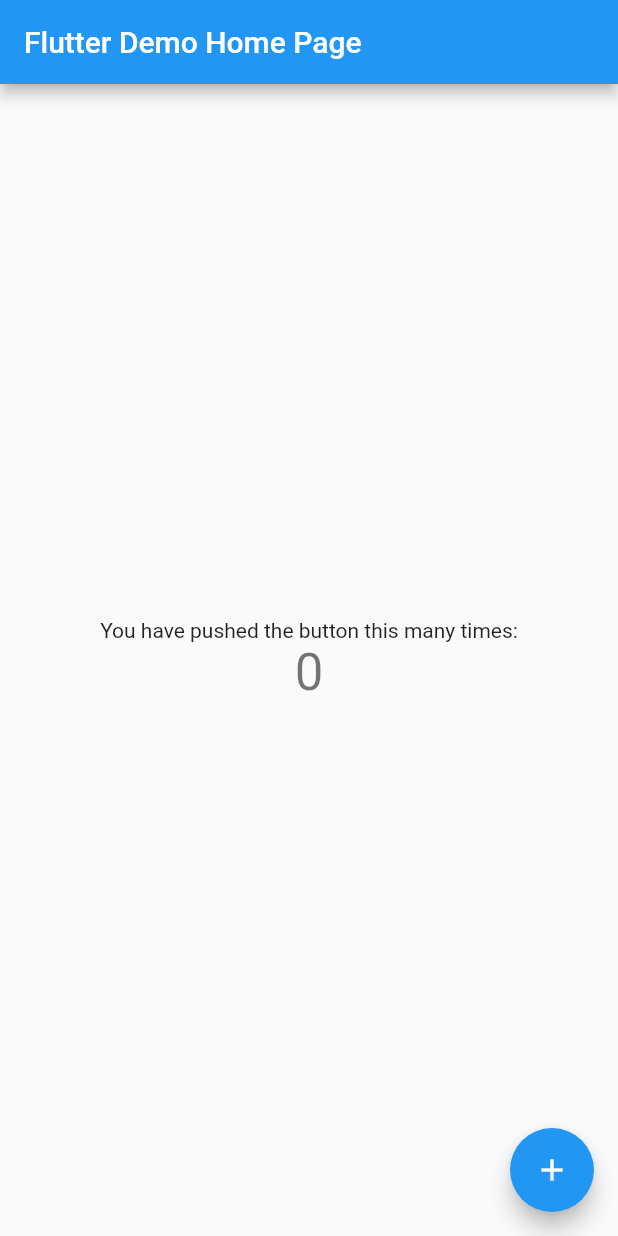
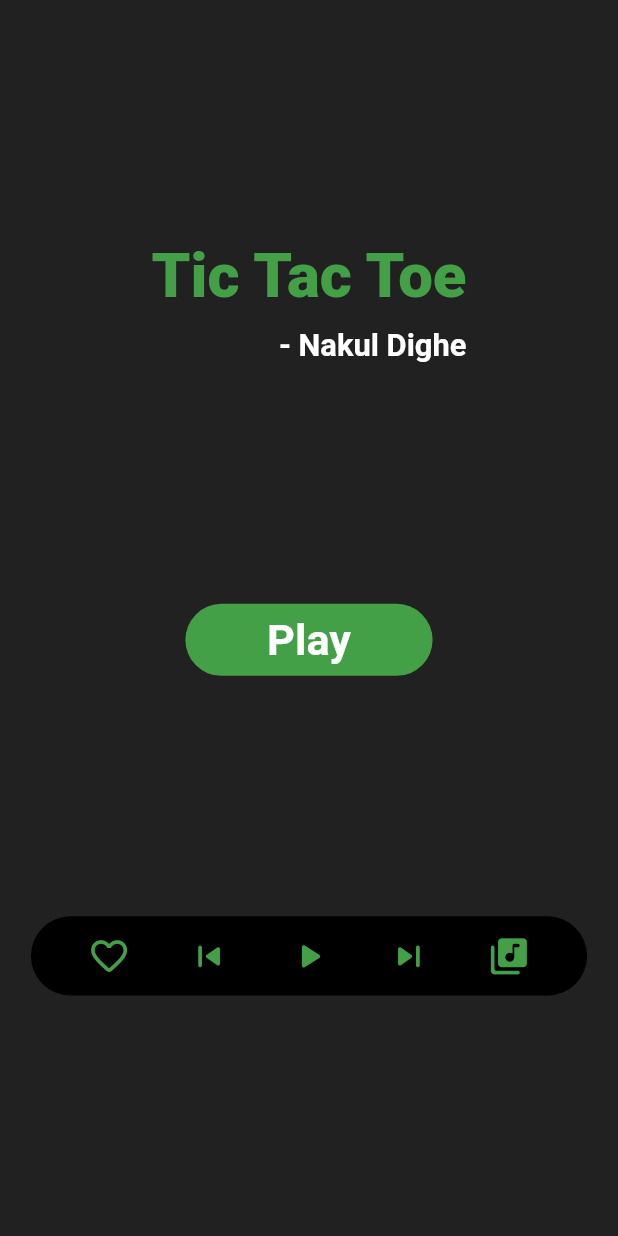
Before and after one commit to Nakul-D/Spotify-Tic-Tac-Toe, a Flutter app: the screen it shows after launch, on a phone screen of 412 x 824 dp. Run offline on Flutter 3.47's test engine with Material 2 defaults, Android fonts, the phone set to English and light mode, and no system bars.

Commit message:
Home screen layout complete

```diff
--- a/app/lib/main.dart
+++ b/app/lib/main.dart
@@ -1,113 +1,13 @@
 import 'package:flutter/material.dart';
+import 'package:flutter/services.dart';
+import 'screens/homeScreen.dart';
 
 void main() {
-  runApp(MyApp());
+  WidgetsFlutterBinding.ensureInitialized();
+  SystemChrome.setPreferredOrientations(
+    [DeviceOrientation.portraitUp]
+  );
+  runApp(MaterialApp(
+    home: HomeScreen(),
+  ));
 }
-
-class MyApp extends StatelessWidget {
-  // This widget is the root of your application.
-  @override
-  Widget build(BuildContext context) {
-    return MaterialApp(
-      title: 'Flutter Demo',
-      theme: ThemeData(
-        // This is the theme of your application.
-        //
-        // Try running your application with "flutter run". You'll see the
-        // application has a blue toolbar. Then, without quitting the app, try
-        // changing the primarySwatch below to Colors.green and then invoke
-        // "hot reload" (press "r" in the console where you ran "flutter run",
-        // or simply save your changes to "hot reload" in a Flutter IDE).
-        // Notice that the counter didn't reset back to zero; the application
-        // is not restarted.
-        primarySwatch: Colors.blue,
-      ),
-      home: MyHomePage(title: 'Flutter Demo Home Page'),
-    );
-  }
-}
-
-class MyHomePage extends StatefulWidget {
-  MyHomePage({Key? key, required this.title}) : super(key: key);
-
-  // This widget is the home page of your application. It is stateful, meaning
-  // that it has a State object (defined below) that contains fields that affect
-  // how it looks.
-
-  // This class is the configuration for the state. It holds the values (in this
-  // case the title) provided by the parent (in this case the App widget) and
-  // used by the build method of the State. Fields in a Widget subclass are
-  // always marked "final".
-
-  final String title;
-
-  @override
-  _MyHomePageState createState() => _MyHomePageState();
-}
-
-class _MyHomePageState extends State<MyHomePage> {
-  int _counter = 0;
-
-  void _incrementCounter() {
-    setState(() {
-      // This call to setState tells the Flutter framework that something has
-      // changed in this State, which causes it to rerun the build method below
-      // so that the display can reflect the updated values. If we changed
-      // _counter without calling setState(), then the build method would not be
-      // called again, and so nothing would appear to happen.
-      _counter++;
-    });
-  }
-
-  @override
-  Widget build(BuildContext context) {
-    // This method is rerun every time setState is called, for instance as done
-    // by the _incrementCounter method above.
-    //
-    // The Flutter framework has been optimized to make rerunning build methods
-    // fast, so that you can just rebuild anything that needs updating rather
-    // than having to individually change instances of widgets.
-    return Scaffold(
-      appBar: AppBar(
-        // Here we take the value from the MyHomePage object that was created by
-        // the App.build method, and use it to set our appbar title.
-        title: Text(widget.title),
-      ),
-      body: Center(
-        // Center is a layout widget. It takes a single child and positions it
-        // in the middle of the parent.
-        child: Column(
-          // Column is also a layout widget. It takes a list of children and
-          // arranges them vertically. By default, it sizes itself to fit its
-          // children horizontally, and tries to be as tall as its parent.
-          //
-          // Invoke "debug painting" (press "p" in the console, choose the
-          // "Toggle Debug Paint" action from the Flutter Inspector in Android
-          // Studio, or the "Toggle Debug Paint" command in Visual Studio Code)
-          // to see the wireframe for each widget.
-          //
-          // Column has various properties to control how it sizes itself and
-          // how it positions its children. Here we use mainAxisAlignment to
-          // center the children vertically; the main axis here is the vertical
-          // axis because Columns are vertical (the cross axis would be
-          // horizontal).
-          mainAxisAlignment: MainAxisAlignment.center,
-          children: <Widget>[
-            Text(
-              'You have pushed the button this many times:',
-            ),
-            Text(
-              '$_counter',
-              style: Theme.of(context).textTheme.headline4,
-            ),
-          ],
-        ),
-      ),
-      floatingActionButton: FloatingActionButton(
-        onPressed: _incrementCounter,
-        tooltip: 'Increment',
-        child: Icon(Icons.add),
-      ), // This trailing comma makes auto-formatting nicer for build methods.
-    );
-  }
-}
--- /dev/null
+++ b/app/lib/screens/homeScreen.dart
@@ -0,0 +1,69 @@
+import 'package:flutter/material.dart';
+import 'package:app/widgets/musicController.dart';
+
+class HomeScreen extends StatelessWidget {
+  const HomeScreen({ Key? key }) : super(key: key);
+
+  @override
+  Widget build(BuildContext context) {
+    final double width = MediaQuery.of(context).size.width;
+    final double height = MediaQuery.of(context).size.height;
+    return Scaffold(
+      backgroundColor: Colors.grey[900],
+      body: SafeArea(
+        child: Center(
+          child: Column(
+            mainAxisAlignment: MainAxisAlignment.spaceEvenly,
+            children: [
+              Column(
+                crossAxisAlignment: CrossAxisAlignment.end,
+                children: [
+                  Text(
+                    "Tic Tac Toe",
+                    style: TextStyle(
+                      color: Colors.green[600],
+                      fontSize: width * 0.1,
+                      fontWeight: FontWeight.w900
+                    ),
+                  ),
+                  SizedBox(height: 10),
+                  Text(
+                    "- Nakul Dighe",
+                    style: TextStyle(
+                      color: Colors.white,
+                      fontSize: width * 0.05,
+                      fontWeight: FontWeight.bold
+                    ),
+                  ),
+                ],
+              ),
+              GestureDetector(
+                child: Container(
+                  alignment: Alignment.center,
+                  padding: EdgeInsets.only(top: 7.0, bottom: 7.0),
+                  width: width * 0.4,
+                  child: Text(
+                    "Play",
+                    style: TextStyle(
+                      color: Colors.white,
+                      fontSize: width * 0.07,
+                      fontWeight: FontWeight.bold,
+                    ),
+                  ),
+                  decoration: BoxDecoration(
+                    color: Colors.green[600],
+                    borderRadius: BorderRadius.circular(100.0),
+                  ),
+                ),
+                onTap: () {
+                  print("PlayScreen");
+                },
+              ),
+              MusicController(width: width, height: height)
+            ],
+          ),
+        ),
+      ),
+    );
+  }
+}
--- /dev/null
+++ b/app/lib/widgets/musicController.dart
@@ -0,0 +1,129 @@
+import 'package:flutter/material.dart';
+import 'albumsPanel.dart';
+
+class MusicController extends StatefulWidget {
+  final double width;
+  final double height;
+  const MusicController({
+    required this.width,
+    required this.height,
+    Key? key,
+  }) : super(key: key);
+
+  @override
+  _MusicControllerState createState() => _MusicControllerState();
+}
+
+class _MusicControllerState extends State<MusicController> {
+
+  bool isLiked = false;
+  bool isPlaying = false;
+
+  // This function will like/dislike the current track
+  void like() {
+    if (isLiked) {
+      setState(() {
+        isLiked = false;
+      });
+    } else {
+      setState(() {
+        isLiked = true;
+      });
+    }
+  }
+
+  // This function will play the previous track
+  void previousTrack() {}
+
+  // This function will play/pause the current track
+  void playPause() {
+    if (isPlaying) {
+      setState(() {
+        isPlaying = false;
+      });
+    } else {
+      setState(() {
+        isPlaying = true;
+      });
+    }
+  }
+
+  // This function will play the next track
+  void nextTrack() {}
+
+  // This function will show a list of recommended albums
+  void showAlbums(BuildContext context, double width, double height) {
+    showDialog(
+      context: context,
+      builder: (context) {
+        return SimpleDialog(
+          contentPadding: EdgeInsets.all(0.0),
+          backgroundColor: Colors.transparent,
+          children: [
+            AlbumsPanel(
+              width: width,
+              height: height
+            ),
+          ],
+        );
+      }
+    );
+  }
+
+  @override
+  Widget build(BuildContext context) {
+    return Container(
+      padding: EdgeInsets.only(top: 12.0, bottom: 12.0),
+      width: widget.width * 0.9,
+      child: Row(
+        mainAxisAlignment: MainAxisAlignment.spaceEvenly,
+        children: [
+          GestureDetector(
+            child: Icon(
+              isLiked ? Icons.favorite : Icons.favorite_outline_rounded,
+              color: Colors.green[600],
+              size: widget.width * 0.07,
+            ),
+            onTap: () => like(),
+          ),
+          GestureDetector(
+            child: Icon(
+              Icons.skip_previous_rounded,
+              color: Colors.green[600],
+              size: widget.width * 0.07,
+            ),
+            onTap: () => previousTrack(),
+          ),
+          GestureDetector(
+            child: Icon(
+              isPlaying ? Icons.pause : Icons.play_arrow_rounded,
+              color: Colors.green[600],
+              size: widget.width * 0.07,
+            ),
+            onTap: () => playPause(),
+          ),
+          GestureDetector(
+            child: Icon(
+              Icons.skip_next_rounded,
+              color: Colors.green[600],
+              size: widget.width * 0.07,
+            ),
+            onTap: () => nextTrack(),
+          ),
+          GestureDetector(
+            child: Icon(
+              Icons.library_music_rounded,
+              color: Colors.green[600],
+              size: widget.width * 0.07,
+            ),
+            onTap: () => showAlbums(context, widget.width, widget.height),
+          ),
+        ],
+      ),
+      decoration: BoxDecoration(
+        color: Colors.black,
+        borderRadius: BorderRadius.circular(100.0)
+      ),
+    );
+  }
+}
```
Also changed, not shown: app/lib/widgets/albumsPanel.dart (added, +65 -0 lines), app/lib/widgets/trackPanel.dart (added, +55 -0 lines), app/pubspec.yaml (+1 -9 lines), app/pubspec.lock, 1 other file.
